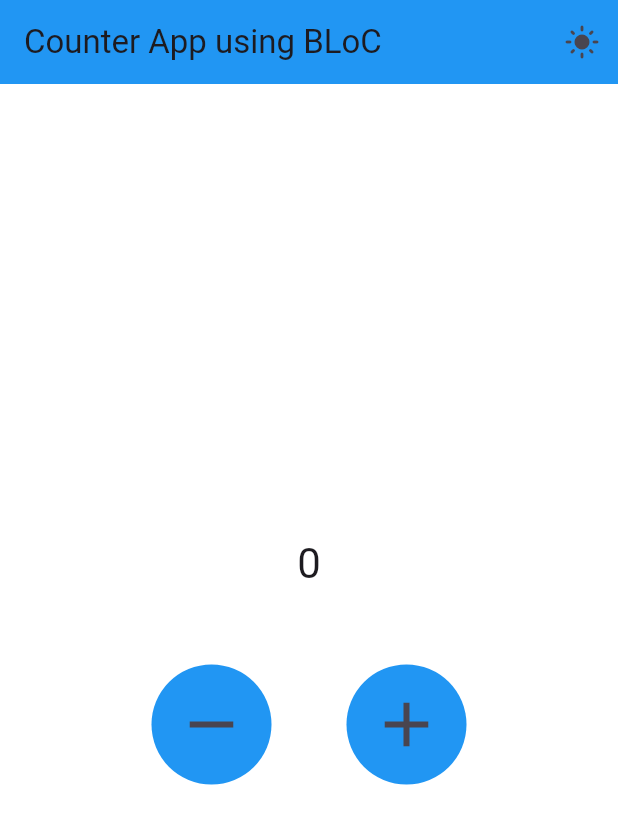
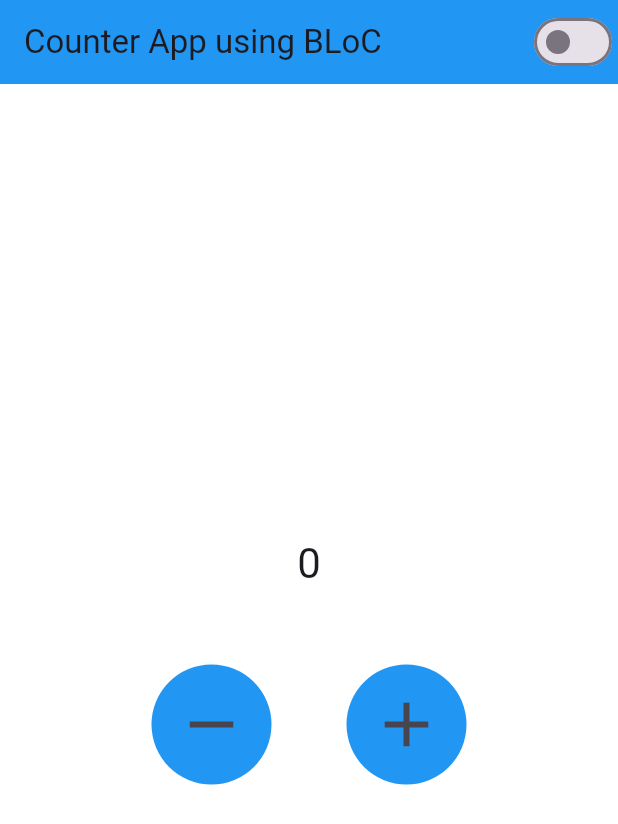
Before and after one commit to Boahen123/counter_app, a Flutter app: the screen it shows after launch, on a phone screen of 412 x 824 dp. Shown: the top 824 px of the screen. Run offline on Flutter 3.47's test engine with Material 3 defaults, Android fonts, the phone set to English and light mode, and no system bars; our stand-ins replace bloc, equatable, flutter_bloc.

Commit message:
correctly implemented theme switching with BloC

```diff
--- /dev/null
+++ b/lib/business_logic/counter_bloc/bloc/theme_bloc.dart
@@ -0,0 +1,13 @@
+import 'package:bloc/bloc.dart';
+import 'package:equatable/equatable.dart';
+import 'package:flutter/material.dart';
+
+part 'theme_event.dart';
+
+class ThemeBloc extends Bloc<ThemeEvent, Color> {
+  ThemeBloc() : super(Colors.white) {
+    on<ThemeSwitched>((event, emit) {
+      emit(event.isDark ? Colors.black : Colors.white);
+    });
+  }
+}
--- /dev/null
+++ b/lib/business_logic/counter_bloc/bloc/theme_event.dart
@@ -0,0 +1,14 @@
+part of 'theme_bloc.dart';
+
+sealed class ThemeEvent extends Equatable {
+  const ThemeEvent();
+
+  @override
+  List<Object> get props => [];
+}
+
+class ThemeSwitched extends ThemeEvent {
+  final bool isDark;
+
+  const ThemeSwitched(this.isDark);
+}
--- a/lib/business_logic/theme_bloc/theme_bloc.dart
+++ /dev/null
@@ -1,25 +0,0 @@
-import 'package:equatable/equatable.dart';
-import 'package:flutter/material.dart';
-import 'package:flutter_bloc/flutter_bloc.dart';
-
-part 'theme_state.dart';
-
-/// Counter Events
-sealed class ThemeEvent {}
-
-final class LightThemeEvent extends ThemeEvent {}
-
-final class DarkThemeEvent extends ThemeEvent {}
-
-/// Create a class for ThemeBloc
-class ThemeBloc extends Bloc<ThemeEvent, ThemeState> {
-  // Create a constructor to initialize the state
-  ThemeBloc() : super(const ThemeState()) {
-
-    // Call the on<event> method to listen to the events
-    on<DarkThemeEvent>((event, emit) {
-      // Copy the state object to update the state
-      emit(state.copyWith(color: Colors.black));
-    });
-  }
-}
--- a/lib/business_logic/theme_bloc/theme_state.dart
+++ /dev/null
@@ -1,21 +0,0 @@
-// export the theme_state file
-part of 'theme_bloc.dart';
-
-/// Class for Counter State
-class ThemeState extends Equatable {
-  /// Create a variable to hold the state value
-  final Color color;
-
-  /// Create a constructor to initialize the state value along  with default/initial value
-  const ThemeState({this.color = Colors.white});
-
-  /// Copy the state object to update the state
-  ThemeState copyWith({Color? color}) {
-    return ThemeState(color: color ?? this.color);
-  }
-
-  /// Override the props to compare the state
-  /// This is used to check if the state is same or not
-  @override
-  List<Object?> get props => [color];
-}
--- a/lib/main.dart
+++ b/lib/main.dart
@@ -1,5 +1,5 @@
+import 'package:counter_app/business_logic/counter_bloc/bloc/theme_bloc.dart';
 import 'package:counter_app/business_logic/counter_bloc/counter_bloc.dart';
-import 'package:counter_app/business_logic/theme_bloc/theme_bloc.dart';
 import 'package:counter_app/presentation/home.dart';
 import 'package:flutter/material.dart';
 import 'package:flutter_bloc/flutter_bloc.dart';
--- a/lib/presentation/home.dart
+++ b/lib/presentation/home.dart
@@ -1,7 +1,8 @@
 import 'package:counter_app/business_logic/counter_bloc/counter_bloc.dart';
-import 'package:counter_app/business_logic/theme_bloc/theme_bloc.dart';
 import 'package:flutter/material.dart';
 import 'package:flutter_bloc/flutter_bloc.dart';
+
+import '../business_logic/counter_bloc/bloc/theme_bloc.dart';
 
 class MyHomePage extends StatefulWidget {
   const MyHomePage({super.key, required this.title});
@@ -15,19 +16,19 @@ class MyHomePage extends StatefulWidget {
 class _MyHomePageState extends State<MyHomePage> {
   @override
   Widget build(BuildContext context) {
-    return BlocBuilder<ThemeBloc, ThemeState>(
+    return BlocBuilder<ThemeBloc, Color>(
       builder: (context, state) {
         return Scaffold(
-          backgroundColor: state.color,
+          backgroundColor: state,
           appBar: AppBar(
             backgroundColor: Colors.blue,
             title: Text(widget.title),
             actions: [
-              IconButton(
-                  onPressed: () {
-                    () => context.read<ThemeBloc>().add(DarkThemeEvent());
-                  },
-                  icon: const Icon(Icons.light_mode))
+              Switch(
+                  value: context.read<ThemeBloc>().state == Colors.black,
+                  onChanged: (value) {
+                    context.read<ThemeBloc>().add(ThemeSwitched(value));
+                  }),
             ],
           ),
           body: Center(
```
